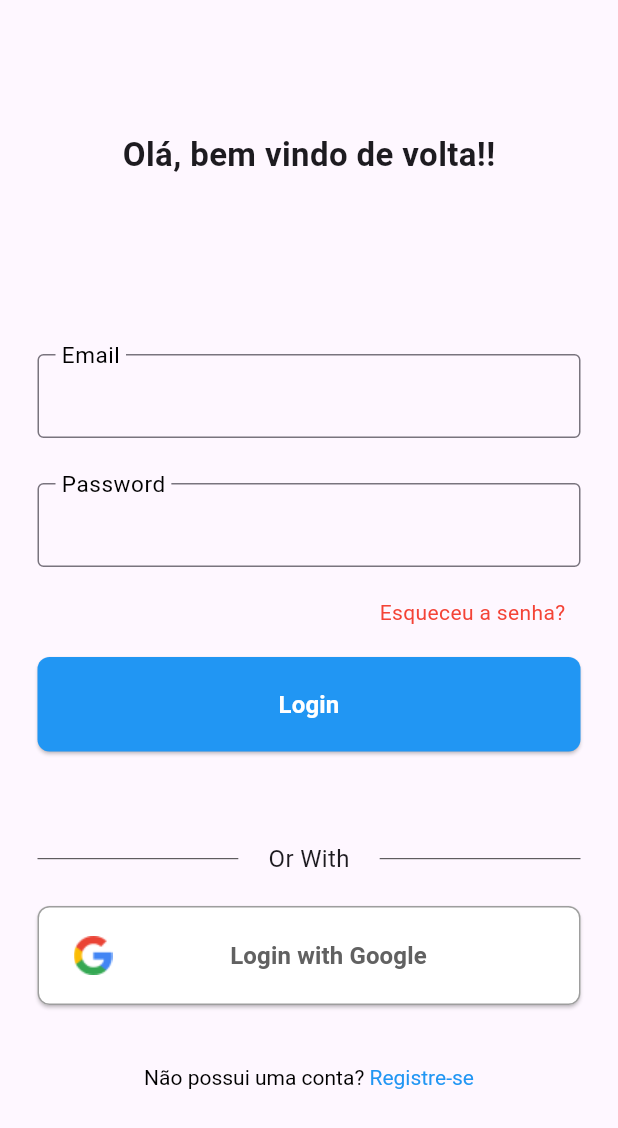
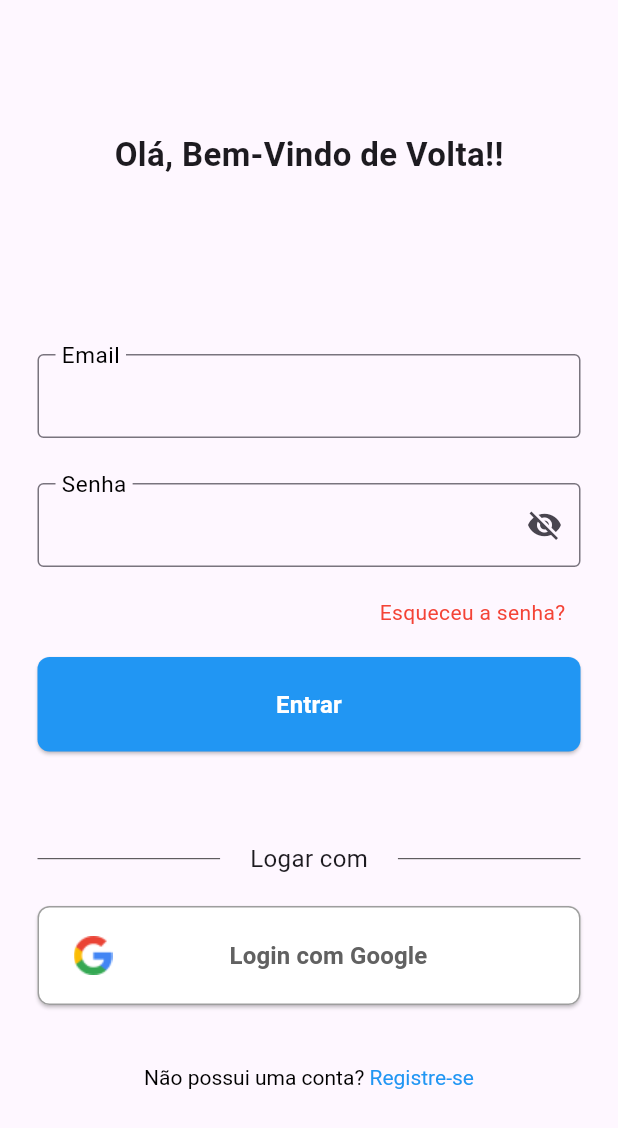
Before and after one commit to PHneres7/app_reserva, a Flutter app: the screen it shows after launch, on a phone screen of 412 x 824 dp. Shown: the top 1128 px of the screen. Run offline on Flutter 3.47's test engine with Material 3 defaults, Android fonts, the phone set to English and light mode, and no system bars.

Commit message:
adicionado a funcao de visualizar ou não a senha

```diff
--- a/reserve_app/lib/pages/login_page.dart
+++ b/reserve_app/lib/pages/login_page.dart
@@ -29,7 +29,7 @@ class LoginPage extends StatelessWidget {
               mainAxisAlignment: MainAxisAlignment.center,
               children: [
                 Text(
-                  'Olá, bem vindo de volta!!',
+                  'Olá, Bem-Vindo de Volta!!',
                   style: TextStyle(
                     fontWeight: FontWeight.bold,
                     fontSize: 22,
@@ -59,9 +59,10 @@ class LoginPage extends StatelessWidget {
                         ).validate,
                       ),
                       CustomTextFormField(
-                        label: 'Password',
+                        label: 'Senha',
                         controller: _passwordController,
                         validator: PasswordValidator('Senha').validate,
+                        isPasswordField: true,
                       ),
                       Padding(
                         padding: const EdgeInsets.only(top: 5, right: 10),
@@ -72,7 +73,7 @@ class LoginPage extends StatelessWidget {
                         ),
                       ),
                       CustomButton(
-                        label: 'Login',
+                        label: 'Entrar',
                         onPressed: () {
                           String email = _emailController.text;
                           String password = _passwordController.text;
@@ -107,7 +108,7 @@ class LoginPage extends StatelessWidget {
                               loginTeste[email] != password) {
                             ScaffoldMessenger.of(context).showSnackBar(
                               SnackBar(
-                                content: Text('Conta Não Existente'),
+                                content: Text('Conta não existente'),
                                 backgroundColor: Colors.red,
                               ),
                             );
@@ -120,7 +121,7 @@ class LoginPage extends StatelessWidget {
                       ),
                       CustomDivider(),
                       CustomButton(
-                        label: 'Login with Google',
+                        label: 'Login com Google',
                         onPressed: () {},
                         labelColor: Colors.grey.shade700,
                         backgroundColor: Colors.white,
--- a/reserve_app/lib/widgets/custom_divider.dart
+++ b/reserve_app/lib/widgets/custom_divider.dart
@@ -18,7 +18,7 @@ class CustomDivider extends StatelessWidget {
         Padding(
           padding: const EdgeInsets.symmetric(horizontal: 20),
           child: Text(
-            'Or With',
+            'Logar com',
             style: TextStyle(fontSize: 16),
           ),
         ),
--- a/reserve_app/lib/widgets/custom_text_form_field.dart
+++ b/reserve_app/lib/widgets/custom_text_form_field.dart
@@ -6,6 +6,9 @@ class CustomTextFormField extends StatefulWidget {
   final double? fontSize;
   final String? Function(String?)? validator;
   final TextEditingController? controller;
+  final IconData? suffixIcon;
+  final VoidCallback? onSuffixIconPressed;
+  final bool isPasswordField;
 
   const CustomTextFormField({
     super.key,
@@ -14,6 +17,9 @@ class CustomTextFormField extends StatefulWidget {
     this.fontSize,
     this.validator,
     this.controller,
+    this.suffixIcon,
+    this.onSuffixIconPressed,
+    this.isPasswordField = false,
   });
 
   @override
@@ -21,12 +27,25 @@ class CustomTextFormField extends StatefulWidget {
 }
 
 class _CustomTextFormFieldState extends State<CustomTextFormField> {
+  bool _obscureText = false;
+
+  @override
+  void initState() {
+    super.initState();
+    _obscureText =
+        widget.isPasswordField;
+  }
+
   @override
   Widget build(BuildContext context) {
     return Padding(
       padding: const EdgeInsets.symmetric(vertical: 15),
       child: TextFormField(
         controller: widget.controller,
+        cursorColor: Colors.black,
+        cursorWidth: 1.0,
+        obscureText: _obscureText,
+        validator: widget.validator,
         decoration: InputDecoration(
           border: const OutlineInputBorder(),
           focusedBorder: const OutlineInputBorder(),
@@ -34,15 +53,27 @@ class _CustomTextFormFieldState extends State<CustomTextFormField> {
             widget.label,
             style: TextStyle(fontSize: widget.fontSize ?? 20),
           ),
-          labelStyle: const TextStyle(
-            color: Colors.black,
-          ),
+          labelStyle: const TextStyle(color: Colors.black),
           floatingLabelBehavior:
               widget.floatingLabelBehavior ?? FloatingLabelBehavior.always,
+          suffixIcon: widget.isPasswordField
+              ? IconButton(
+                  icon: Icon(
+                    _obscureText ? Icons.visibility_off : Icons.visibility,
+                  ),
+                  onPressed: () {
+                    setState(() {
+                      _obscureText = !_obscureText;
+                    });
+                  },
+                )
+              : (widget.suffixIcon != null
+                  ? IconButton(
+                      icon: Icon(widget.suffixIcon),
+                      onPressed: widget.onSuffixIconPressed,
+                    )
+                  : null),
         ),
-        cursorColor: Colors.black,
-        cursorWidth: 1.0,
-        validator: widget.validator,
       ),
     );
   }
```
